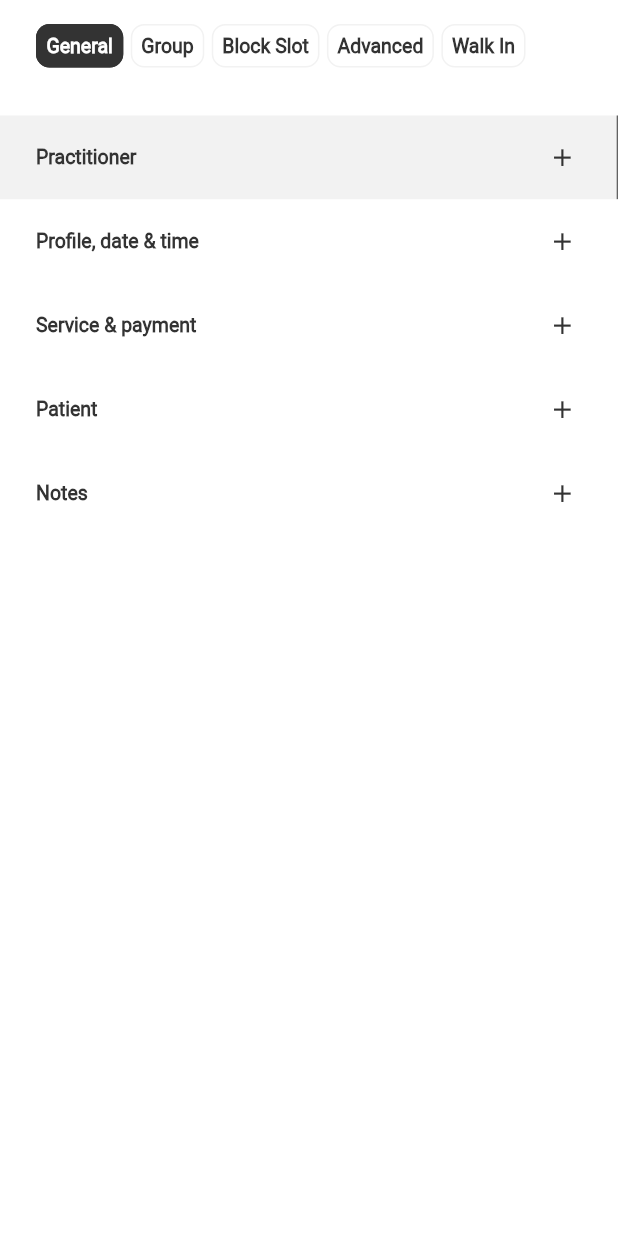
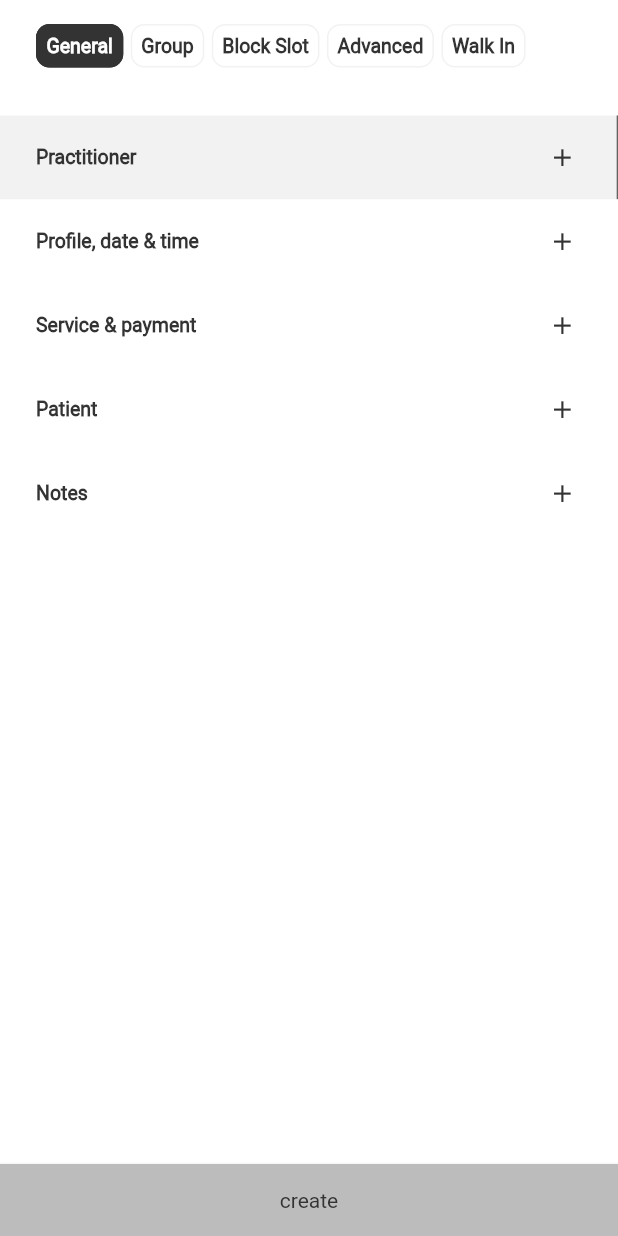
Before and after one commit to AbdallahLabib/scripts_task, a Flutter app: the CreateAppointmentSection widget shown alone on an empty page, opened directly, on a phone screen of 412 x 824 dp. Run offline on Flutter 3.47's test engine with Material 2 defaults, Android fonts, the phone set to English and light mode, and no system bars; drawn by our look-alikes of badges; our stand-ins replace bloc, flutter_bloc, flutter_svg, table_calendar.

Commit message:
"create" button using ElevatedButton

```diff
--- a/lib/practitioner_screen/presentation/screens/practitioner_screen.dart
+++ b/lib/practitioner_screen/presentation/screens/practitioner_screen.dart
@@ -21,6 +21,8 @@ class PractitionerScreen extends StatefulWidget {
 
 class _PractitionerScreenState extends State<PractitionerScreen> {
   final ScrollController _scrollController = ScrollController();
+  final ScrollController _scrollController2 = ScrollController();
+
   late final SettingsCubit cubit;
 
   @override
@@ -42,8 +44,6 @@ class _PractitionerScreenState extends State<PractitionerScreen> {
                 ),
               )
             : Expanded(
-                child: SizedBox(
-                  height: 944,
                 child: Row(
                   children: [
                     //Create Appointment Header & Section
@@ -52,6 +52,7 @@ class _PractitionerScreenState extends State<PractitionerScreen> {
                       child: Expanded(
                         flex: 40,
                         child: ListView(
+                          controller: _scrollController2,
                           children: const [
                             CreateAppointmentHeaderSection(),
                             CreateAppointmentSection(),
@@ -133,8 +134,7 @@ class _PractitionerScreenState extends State<PractitionerScreen> {
                                           ),
                                           tablet: PractitionersGridSection(
                                             crossAxisCount: 2,
-                                              childAspectRatio: _size.width <
-                                                      900
+                                            childAspectRatio: _size.width < 900
                                                 ? 1.75
                                                 : _size.width < 920
                                                     ? 1.9
@@ -142,8 +142,7 @@ class _PractitionerScreenState extends State<PractitionerScreen> {
                                                         ? 2.0
                                                         : _size.width < 975
                                                             ? 2.1
-                                                              : _size.width <
-                                                                      1005
+                                                            : _size.width < 1005
                                                                 ? 2.25
                                                                 : _size.width <=
                                                                         1045
@@ -151,15 +150,15 @@ class _PractitionerScreenState extends State<PractitionerScreen> {
                                                                     : _size.width <
                                                                             1090
                                                                         ? 2.6
-                                                                          : _size.width < 1130
+                                                                        : _size.width <
+                                                                                1130
                                                                             ? 2.8
                                                                             : 3,
                                           ),
                                           desktop: PractitionersGridSection(
                                             crossAxisCount:
                                                 cubit.isOpen ? 2 : 3,
-                                              childAspectRatio: _size.width <
-                                                      1240
+                                            childAspectRatio: _size.width < 1240
                                                 ? 2.2
                                                 : _size.width < 1295
                                                     ? 2.3
@@ -183,7 +182,6 @@ class _PractitionerScreenState extends State<PractitionerScreen> {
                     ),
                   ],
                 ),
-                ),
               );
       },
     );
--- a/lib/practitioner_screen/presentation/sections/create_appointment_section.dart
+++ b/lib/practitioner_screen/presentation/sections/create_appointment_section.dart
@@ -9,7 +9,11 @@ class CreateAppointmentSection extends StatelessWidget {
   Widget build(BuildContext context) {
     return Container(
       margin: const EdgeInsets.only(top: 16),
+      height: 812,
       child: Column(
+        mainAxisAlignment: MainAxisAlignment.spaceBetween,
+        children: [
+          Column(
             mainAxisAlignment: MainAxisAlignment.start,
             crossAxisAlignment: CrossAxisAlignment.start,
             children: const [
@@ -27,6 +31,23 @@ class CreateAppointmentSection extends StatelessWidget {
               AppointmentFilterSelections(),
             ],
           ),
+          SizedBox(
+            height: 48,
+            child: ElevatedButton(
+                onPressed: () {},
+                style: ButtonStyle(
+                  shape: MaterialStateProperty.all<RoundedRectangleBorder>(
+                    RoundedRectangleBorder(
+                      borderRadius: BorderRadius.circular(0),
+                    ),
+                  ),
+                ),
+                child: const Center(
+                  child: Text("create"),
+                )),
+          )
+        ],
+      ),
     );
   }
 }
--- a/lib/shared/style/app_theme.dart
+++ b/lib/shared/style/app_theme.dart
@@ -5,6 +5,32 @@ import 'package:scripts_task/shared/style/app_pallete.dart';
 ThemeData appTheme() {
   return ThemeData(
     fontFamily: "Roboto",
+    elevatedButtonTheme: ElevatedButtonThemeData(
+      style: ButtonStyle(
+        backgroundColor: MaterialStateProperty.resolveWith<Color?>(
+          (states) {
+            if (states.contains(MaterialState.hovered)) {
+              return AppPalette.primaryColor;
+            }
+            if (states.contains(MaterialState.pressed)) {
+              return AppPalette.primaryColor;
+            }
+            if (states.contains(MaterialState.selected)) {
+              return Colors.red;
+            }
+            return AppPalette.inactiveColor;
+          },
+        ),
+        foregroundColor: MaterialStateProperty.resolveWith<Color?>(
+          (states) {
+            if (states.contains(MaterialState.hovered)) {
+              return Colors.white;
+            }
+            return AppPalette.primaryColor;
+          },
+        ),
+      ),
+    ),
     scaffoldBackgroundColor: Colors.white,
     colorScheme: ThemeData().colorScheme.copyWith(
           primary: AppPalette.primaryColor,
```
Lines whose indentation alone changed are shown as unchanged.
